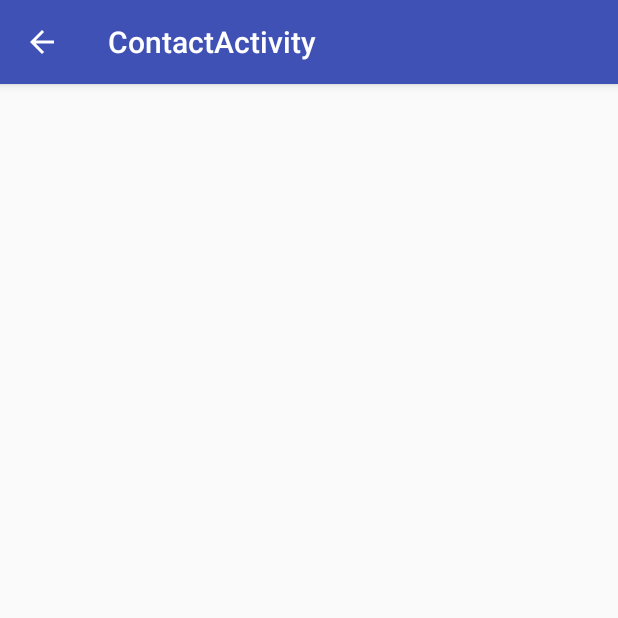
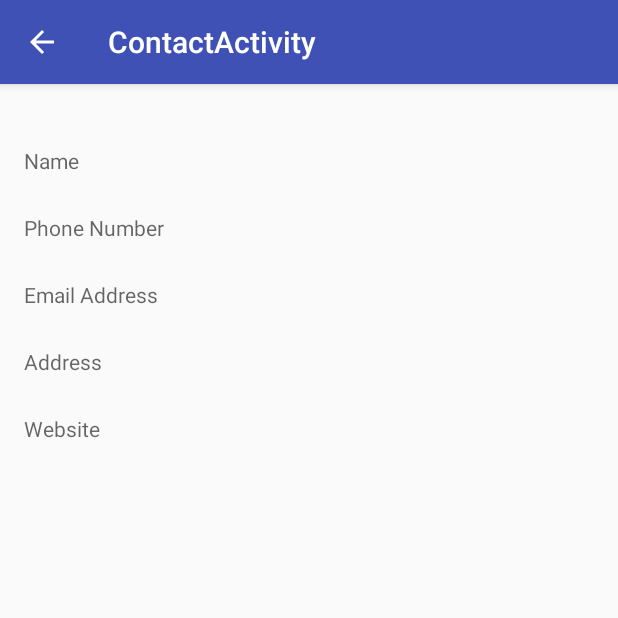
Before and after one commit to sourabhlal/Filter, an Android app: the ContactActivity screen opened directly, with no data from a screen before it, on a phone screen of 412 x 824 dp, the top half of it. Run offline under Robolectric (Android 15) with nearby library versions, the phone set to English and light mode, and no system bars; 7 statements that could not run were skipped.

Commit message:
can see a new contact

```diff
--- a/app/src/main/java/app/sourabhlal/filter/ContactActivity.java
+++ b/app/src/main/java/app/sourabhlal/filter/ContactActivity.java
@@ -8,6 +8,7 @@ import android.support.v7.app.AppCompatActivity;
 import android.support.v7.widget.Toolbar;
 import android.util.Log;
 import android.view.View;
+import android.widget.TextView;
 
 import com.google.gson.Gson;
 
@@ -24,6 +25,16 @@ public class ContactActivity extends AppCompatActivity {
         Gson gS = new Gson();
         Contact contact = gS.fromJson(target, Contact.class); // Converts the JSON String to an Object
         Log.d("CONTACT", contact.getName());
+        final TextView name = (TextView) findViewById(R.id.conName);
+        final TextView phone = (TextView) findViewById(R.id.conPhone);
+        final TextView email = (TextView) findViewById(R.id.conEmail);
+        final TextView website = (TextView) findViewById(R.id.conWebsite);
+        final TextView address = (TextView) findViewById(R.id.conAddress);
+        name.setText(contact.getName());
+        phone.setText(contact.getNumber());
+        email.setText(contact.getEmail());
+        website.setText(contact.getWebsite());
+        address.setText(contact.getAddress());
         getSupportActionBar().setDisplayHomeAsUpEnabled(true);
 
     }
--- a/app/src/main/res/layout/content_contact.xml
+++ b/app/src/main/res/layout/content_contact.xml
@@ -12,4 +12,63 @@
     tools:context="app.sourabhlal.filter.ContactActivity"
     tools:showIn="@layout/activity_contact">
 
+    <TextView
+        android:layout_width="match_parent"
+        android:layout_height="wrap_content"
+        android:inputType="textPersonName|textCapWords"
+        android:hint="Name"
+        android:ems="10"
+        android:id="@+id/conName"
+        android:layout_alignParentTop="true"
+        android:layout_centerHorizontal="true"
+        android:layout_marginTop="25dp" />
+
+    <TextView
+        android:layout_width="match_parent"
+        android:layout_height="wrap_content"
+        android:inputType="phone"
+        android:hint="Phone Number"
+        android:ems="10"
+        android:id="@+id/conPhone"
+        android:layout_below="@+id/conName"
+        android:layout_centerHorizontal="true"
+        android:layout_marginTop="25dp"
+        android:imeOptions="actionNext" />
+
+    <TextView
+        android:layout_width="match_parent"
+        android:layout_height="wrap_content"
+        android:inputType="textEmailAddress"
+        android:hint="Email Address"
+        android:ems="10"
+        android:id="@+id/conEmail"
+        android:layout_below="@+id/conPhone"
+        android:layout_centerHorizontal="true"
+        android:layout_marginTop="25dp"
+        android:imeOptions="actionNext" />
+
+    <TextView
+        android:layout_width="match_parent"
+        android:layout_height="wrap_content"
+        android:inputType="textPostalAddress"
+        android:hint="Address"
+        android:ems="10"
+        android:id="@+id/conAddress"
+        android:layout_below="@+id/conEmail"
+        android:layout_centerHorizontal="true"
+        android:layout_marginTop="25dp"
+        android:imeOptions="actionNext" />
+
+    <TextView
+        android:layout_width="match_parent"
+        android:layout_height="wrap_content"
+        android:inputType="textUri"
+        android:hint="Website"
+        android:ems="10"
+        android:id="@+id/conWebsite"
+        android:layout_below="@+id/conAddress"
+        android:layout_centerHorizontal="true"
+        android:layout_marginTop="25dp"
+        android:imeOptions="actionNext" />
+
 </RelativeLayout>
```
